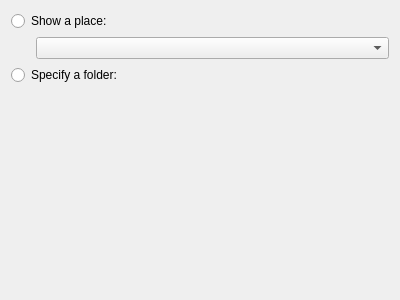
KDE/plasma-mediacenter, file applets/mediabrowser/localconfig.ui: the form before one commit.
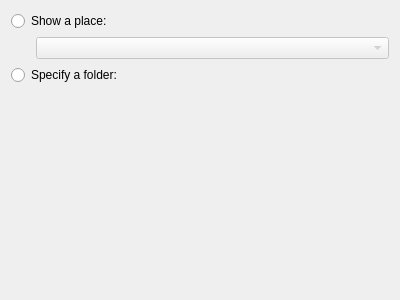
The form after the commit. Custom widgets are drawn as their Qt base class.

The edit to the form file:
```diff
--- a/applets/mediabrowser/localconfig.ui
+++ b/applets/mediabrowser/localconfig.ui
@@ -40,7 +40,11 @@
       </spacer>
      </item>
      <item>
-      <widget class="QComboBox" name="placesCombo"/>
+      <widget class="QComboBox" name="placesCombo">
+       <property name="enabled">
+        <bool>false</bool>
+       </property>
+      </widget>
      </item>
     </layout>
    </item>
```
Left out of the diff: 40 changed lines with no effect on the pictures.
